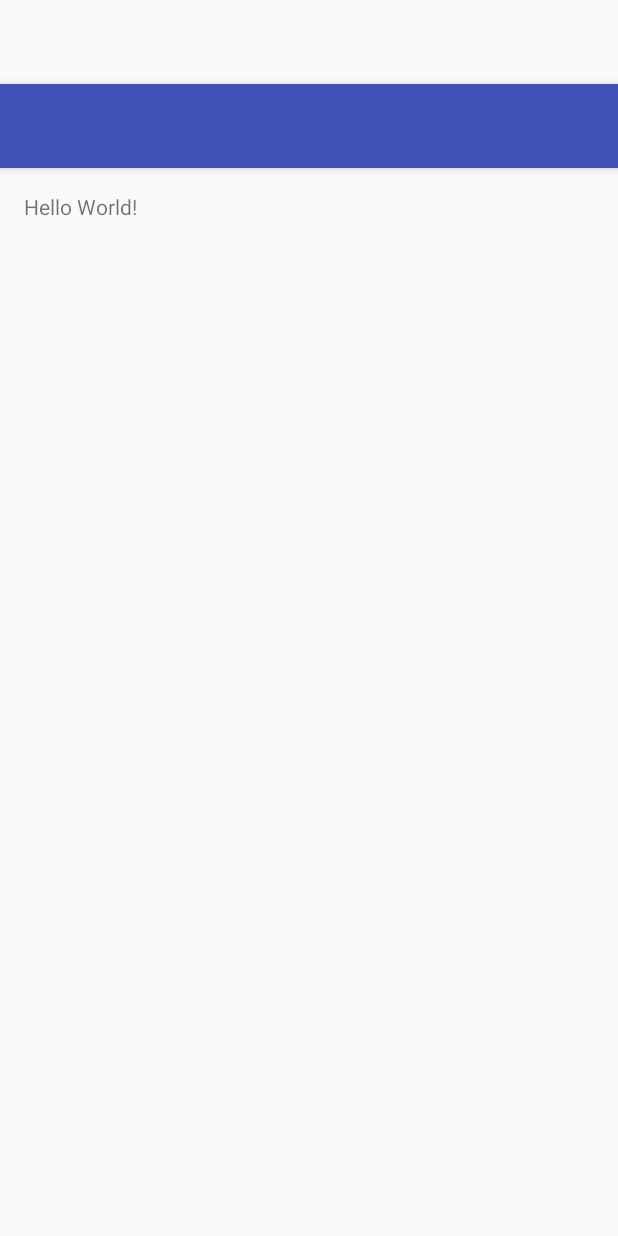
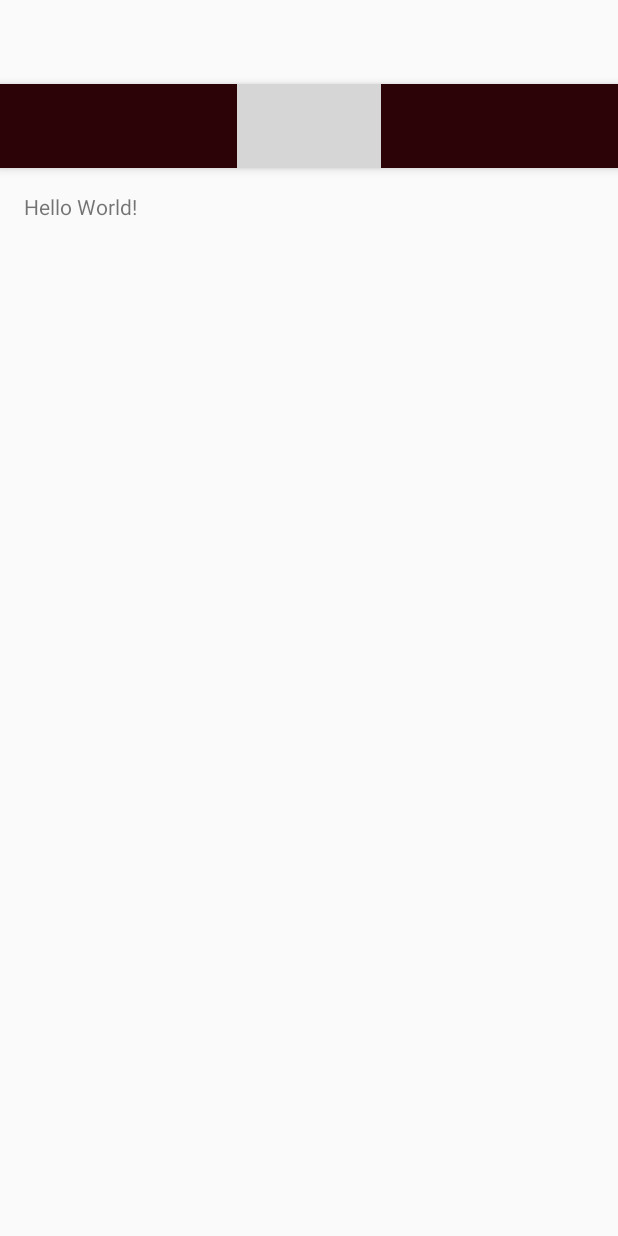
Before and after one commit to bbsteel/IsaacWiki, an Android app: the layout activity_main.xml on its own in the app's theme, with its tools: preview values and no code run, on a phone screen of 412 x 824 dp. Run offline under Robolectric (Android 15) with nearby library versions, the phone set to English and light mode, and no system bars; grey boxes are pictures that could not be loaded.

Commit message:
defaults weggehaald en kleur aangepast

```diff
--- a/app/src/main/java/com/jjc/isaacwiki/MainActivity.java
+++ b/app/src/main/java/com/jjc/isaacwiki/MainActivity.java
@@ -17,8 +17,6 @@ public class MainActivity extends AppCompatActivity {
         setContentView(R.layout.activity_main);
         Toolbar toolbar = (Toolbar) findViewById(R.id.toolbar);
         setSupportActionBar(toolbar);
-
-
     }
 
     @Override
--- a/app/src/main/res/layout/activity_main.xml
+++ b/app/src/main/res/layout/activity_main.xml
@@ -2,16 +2,33 @@
 <android.support.design.widget.CoordinatorLayout
     xmlns:android="http://schemas.android.com/apk/res/android"
     xmlns:app="http://schemas.android.com/apk/res-auto"
-    xmlns:tools="http://schemas.android.com/tools" android:layout_width="match_parent"
-    android:layout_height="match_parent" android:fitsSystemWindows="true"
+    xmlns:tools="http://schemas.android.com/tools"
+    android:layout_width="match_parent"
+    android:layout_height="match_parent"
+    android:fitsSystemWindows="true"
     tools:context=".MainActivity">
 
-    <android.support.design.widget.AppBarLayout android:layout_height="wrap_content"
-        android:layout_width="match_parent" android:theme="@style/AppTheme.AppBarOverlay">
+    <android.support.design.widget.AppBarLayout
+        android:layout_height="wrap_content"
+        android:layout_width="match_parent"
+        android:theme="@style/AppTheme.AppBarOverlay">
 
-        <android.support.v7.widget.Toolbar android:id="@+id/toolbar"
-            android:layout_width="match_parent" android:layout_height="?attr/actionBarSize"
-            android:background="?attr/colorPrimary" app:popupTheme="@style/AppTheme.PopupOverlay" />
+        <android.support.v7.widget.Toolbar
+            android:id="@+id/toolbar"
+            android:layout_width="match_parent"
+            android:layout_height="?attr/actionBarSize"
+            android:background="?attr/colorPrimaryDark"
+            app:popupTheme="@style/AppTheme.PopupOverlay">
+
+            <ImageView
+                android:layout_width="wrap_content"
+                android:layout_height="wrap_content"
+                android:layout_gravity="center"
+                android:src="@drawable/pg"/>
+
+
+        </android.support.v7.widget.Toolbar>
+
 
     </android.support.design.widget.AppBarLayout>
 
--- a/app/src/main/res/menu/menu_main.xml
+++ b/app/src/main/res/menu/menu_main.xml
@@ -1,6 +1,9 @@
 <menu xmlns:android="http://schemas.android.com/apk/res/android"
     xmlns:app="http://schemas.android.com/apk/res-auto"
     xmlns:tools="http://schemas.android.com/tools" tools:context=".MainActivity">
-    <item android:id="@+id/action_settings" android:title="@string/action_settings"
-        android:orderInCategory="100" app:showAsAction="never" />
+    <item
+        android:id="@+id/action_search"
+        android:title="@string/action_settings"
+        android:orderInCategory="100"
+        app:showAsAction="never" />
 </menu>
--- a/app/src/main/res/values/colors.xml
+++ b/app/src/main/res/values/colors.xml
@@ -1,6 +1,6 @@
 <?xml version="1.0" encoding="utf-8"?>
 <resources>
     <color name="colorPrimary">#3F51B5</color>
-    <color name="colorPrimaryDark">#303F9F</color>
+    <color name="colorPrimaryDark">#2c0306</color>
     <color name="colorAccent">#FF4081</color>
 </resources>
```
